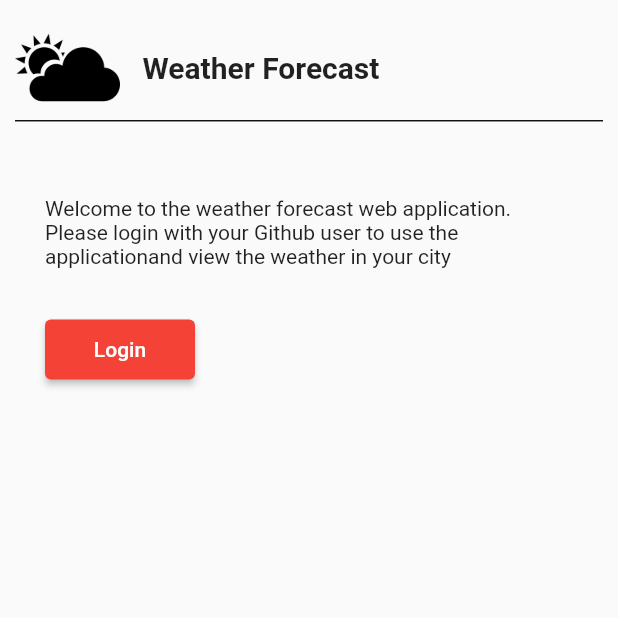
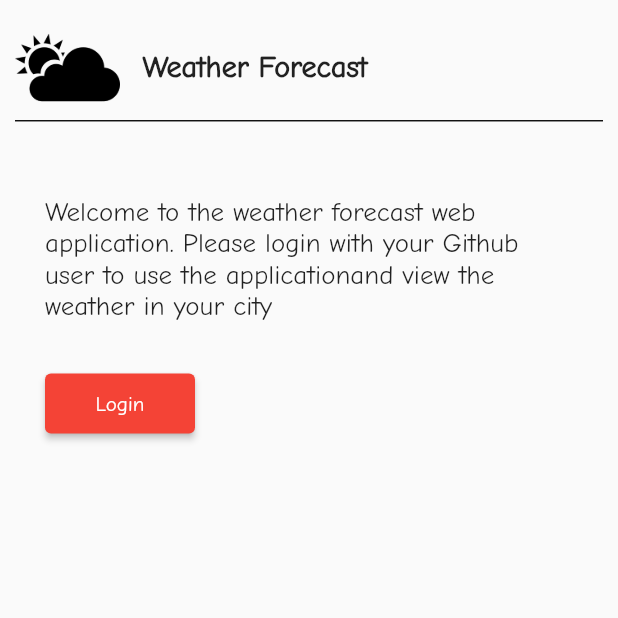
Before and after one commit to marctan/flutter_ehrlich_marc_demo, a Flutter app: the screen it shows after launch, on a phone screen of 412 x 824 dp, the top half of it. Run offline on Flutter 3.47's test engine with Material 2 defaults, Android fonts, the phone set to English and light mode, and no system bars.

Commit message:
Add font and text theme for better design

```diff
--- a/lib/main.dart
+++ b/lib/main.dart
@@ -12,6 +12,7 @@ class MyApp extends StatelessWidget {
   Widget build(BuildContext context) {
     return MaterialApp(
       theme: ThemeData(
+        fontFamily: 'ComicNeue',
         primaryColor: Colors.red,
         colorScheme: ColorScheme.fromSwatch().copyWith(
           secondary: Colors.redAccent,
@@ -19,6 +20,10 @@ class MyApp extends StatelessWidget {
         appBarTheme: const AppBarTheme(
           backgroundColor: Colors.red,
         ),
+        textTheme: const TextTheme(
+          bodyText1: TextStyle(fontSize: 20, fontWeight: FontWeight.bold),
+          bodyText2: TextStyle(fontSize: 18, fontWeight: FontWeight.w500),
+        ),
       ),
       home: const WelcomeScreen(),
     );
```
Also changed, not shown: pubspec.yaml (+4 -4 lines), assets/fonts/ComicNeue-Regular.ttf (added).
